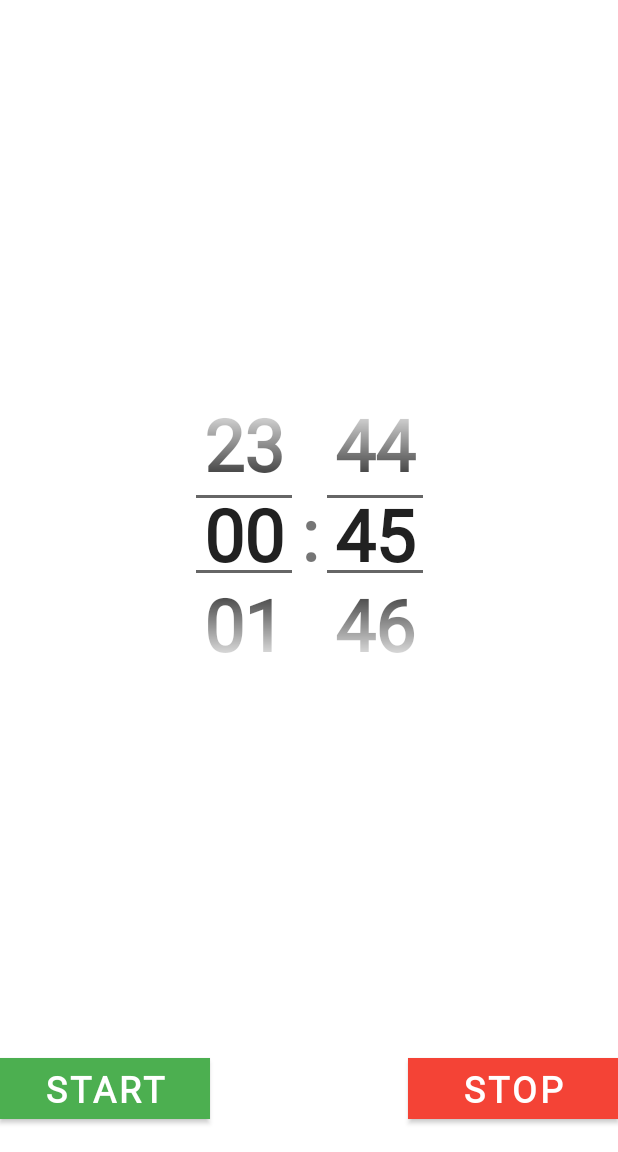
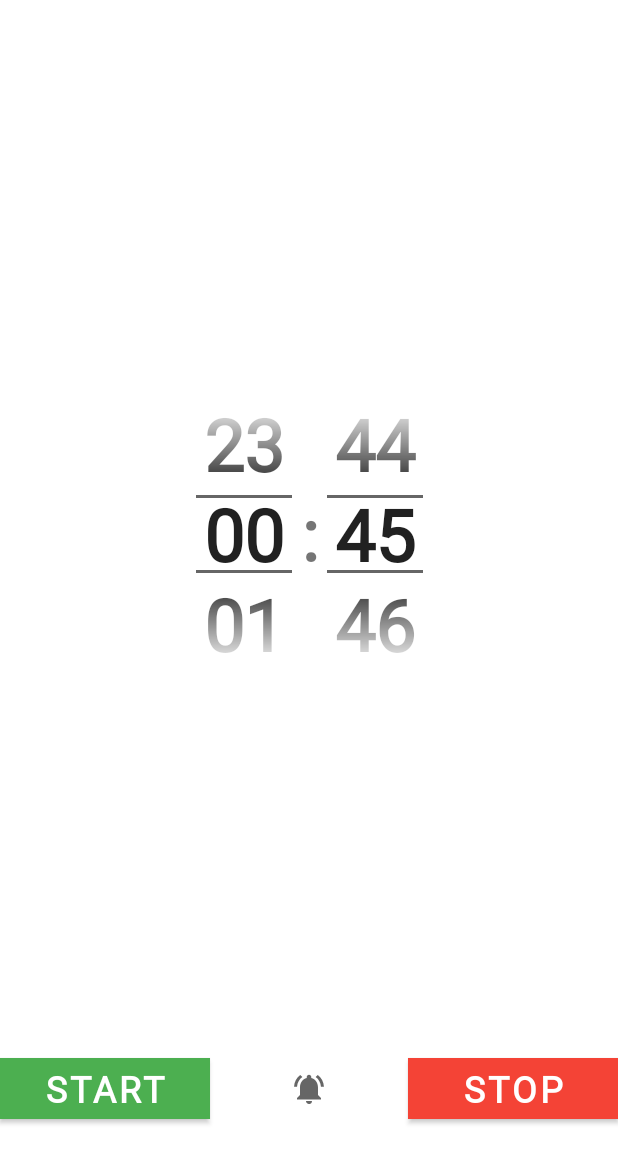
Before and after one commit to IDemetrus/worktime, an Android app: the screen it shows after launch (MainActivity), after a tap on "STOP", on a phone screen of 412 x 824 dp, the part 84-1236 px from its top. Run offline under Robolectric (Android 15) with nearby library versions, the phone set to English and light mode, and no system bars; our stand-ins replace data binding; 3 other taps on this screen came first.

Commit message:
add sound icon

```diff
--- a/app/src/main/java/com/example/worktime/TimerFragment.kt
+++ b/app/src/main/java/com/example/worktime/TimerFragment.kt
@@ -2,7 +2,9 @@ package com.example.worktime
 
 import android.content.res.Resources
 import android.graphics.Color
+import android.media.AudioManager
 import android.media.MediaPlayer
+import android.media.SoundPool
 import android.os.Build
 import android.os.Bundle
 import android.os.CountDownTimer
@@ -12,6 +14,7 @@ import android.view.LayoutInflater
 import android.view.View
 import android.view.ViewGroup
 import android.widget.TimePicker
+import android.widget.Toast
 import androidx.annotation.RequiresApi
 import com.example.worktime.databinding.FragmentTimerBinding
 import java.text.SimpleDateFormat
@@ -32,14 +35,32 @@ class TimerFragment : Fragment() {
         val rootView = binding.root
 
         //Add media player
-        var mediaPlayer : MediaPlayer? = MediaPlayer.create(context, R.raw.beep)
-
+        var mediaPlayer : MediaPlayer? = null
 
         //Init timePicker
         val timePicker = rootView.findViewById<TimePicker>(R.id.timerTp)
         timePicker.setIs24HourView(true)
         timePicker.hour = 0
         timePicker.minute = 45
+
+        //Set sound for media player
+        Log.i("Time", "Sound button is: ${binding.soundIb.isPressed}")
+        //TODO check activation method and clear media player
+        binding.soundIb.setOnClickListener {
+            if (it.isActivated){
+                Toast.makeText(context, "Clicked", Toast.LENGTH_SHORT).show()
+                Log.i("Time", "Sound button is: ${it.isActivated}")
+                mediaPlayer = MediaPlayer.create(context, R.raw.beep)
+                it.isActivated = false
+            } else {
+                it.isActivated = true
+            }
+//            it.isPressed = false
+            Log.i("Time", "${it.isActivated}")
+
+
+        }
+        Log.i("Time", "Sound button is: ${binding.soundIb.isPressed}")
 
         //Set timer with start click method
         val simpleDateFormat = SimpleDateFormat("HH:mm:ss", Locale("RU"))
--- /dev/null
+++ b/app/src/main/res/drawable/ic_sound_24.xml
@@ -0,0 +1,10 @@
+<vector xmlns:android="http://schemas.android.com/apk/res/android"
+    android:width="24dp"
+    android:height="24dp"
+    android:viewportWidth="24"
+    android:viewportHeight="24"
+    android:tint="?attr/colorControlNormal">
+  <path
+      android:fillColor="@android:color/white"
+      android:pathData="M7.58,4.08L6.15,2.65C3.75,4.48 2.17,7.3 2.03,10.5h2c0.15,-2.65 1.51,-4.97 3.55,-6.42zM19.97,10.5h2c-0.15,-3.2 -1.73,-6.02 -4.12,-7.85l-1.42,1.43c2.02,1.45 3.39,3.77 3.54,6.42zM18,11c0,-3.07 -1.64,-5.64 -4.5,-6.32L13.5,4c0,-0.83 -0.67,-1.5 -1.5,-1.5s-1.5,0.67 -1.5,1.5v0.68C7.63,5.36 6,7.92 6,11v5l-2,2v1h16v-1l-2,-2v-5zM12,22c0.14,0 0.27,-0.01 0.4,-0.04 0.65,-0.14 1.18,-0.58 1.44,-1.18 0.1,-0.24 0.15,-0.5 0.15,-0.78h-4c0.01,1.1 0.9,2 2.01,2z"/>
+</vector>
--- /dev/null
+++ b/app/src/main/res/drawable/ic_sound_off_24.xml
@@ -0,0 +1,10 @@
+<vector xmlns:android="http://schemas.android.com/apk/res/android"
+    android:width="24dp"
+    android:height="24dp"
+    android:viewportWidth="24"
+    android:viewportHeight="24"
+    android:tint="?attr/colorControlNormal">
+  <path
+      android:fillColor="@android:color/white"
+      android:pathData="M20,18.69L7.84,6.14 5.27,3.49 4,4.76l2.8,2.8v0.01c-0.52,0.99 -0.8,2.16 -0.8,3.42v5l-2,2v1h13.73l2,2L21,19.72l-1,-1.03zM12,22c1.11,0 2,-0.89 2,-2h-4c0,1.11 0.89,2 2,2zM18,14.68L18,11c0,-3.08 -1.64,-5.64 -4.5,-6.32L13.5,4c0,-0.83 -0.67,-1.5 -1.5,-1.5s-1.5,0.67 -1.5,1.5v0.68c-0.15,0.03 -0.29,0.08 -0.42,0.12 -0.1,0.03 -0.2,0.07 -0.3,0.11h-0.01c-0.01,0 -0.01,0 -0.02,0.01 -0.23,0.09 -0.46,0.2 -0.68,0.31 0,0 -0.01,0 -0.01,0.01L18,14.68z"/>
+</vector>
--- /dev/null
+++ b/app/src/main/res/drawable/selector.xml
@@ -0,0 +1,6 @@
+<?xml version="1.0" encoding="utf-8"?>
+<selector xmlns:android="http://schemas.android.com/apk/res/android">
+    <item android:state_activated="true"
+        android:drawable="@drawable/ic_sound_24"/>
+    <item android:state_activated="false" android:drawable="@drawable/ic_sound_off_24"/>
+</selector>
--- a/app/src/main/res/layout/fragment_timer.xml
+++ b/app/src/main/res/layout/fragment_timer.xml
@@ -41,5 +41,16 @@
 
     <include layout="@layout/time_picker" />
 
+    <ImageButton
+        android:id="@+id/soundIb"
+        android:layout_width="wrap_content"
+        android:layout_height="wrap_content"
+        android:backgroundTint="#00FFFFFF"
+        android:src="@drawable/selector"
+        app:layout_constraintBottom_toBottomOf="@+id/timerBtnStop"
+        app:layout_constraintEnd_toStartOf="@+id/timerBtnStop"
+        app:layout_constraintStart_toEndOf="@+id/timerBtnStart"
+        app:layout_constraintTop_toTopOf="@+id/timerBtnStop" />
+
 
 </androidx.constraintlayout.widget.ConstraintLayout>
```
